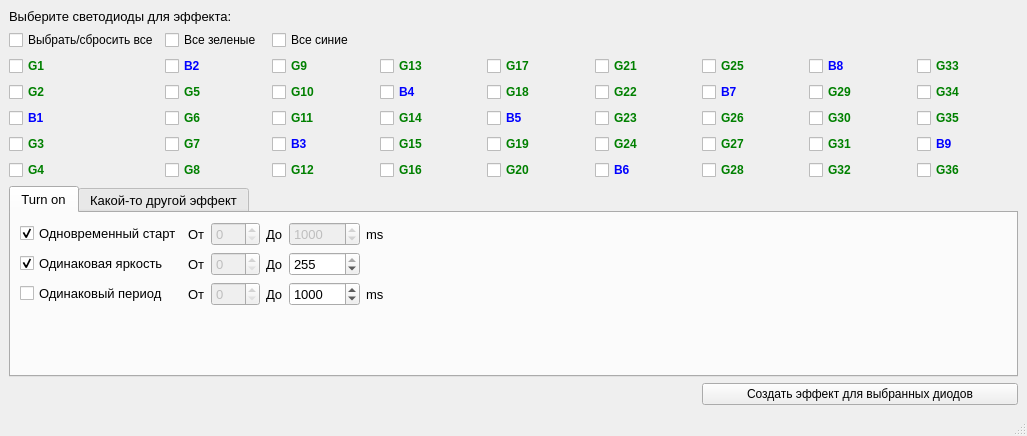
Old version of the form Main.ui in the repository notiel/SphereUI.
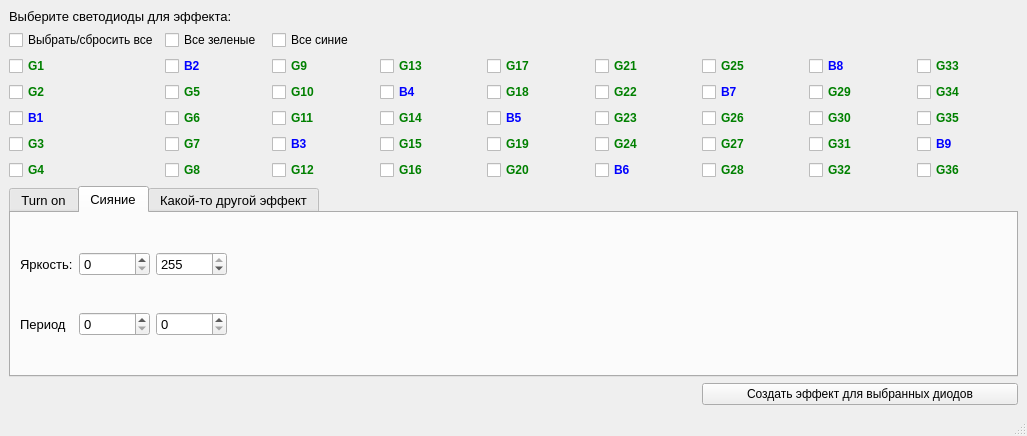
New version of the form.

Commit message: selecting leds added, design gor shining added

```diff
--- a/Main.ui
+++ b/Main.ui
@@ -775,7 +775,7 @@
        <string notr="true">c</string>
       </property>
       <property name="currentIndex">
-       <number>0</number>
+       <number>1</number>
       </property>
       <widget class="QWidget" name="TabTO">
        <attribute name="title">
@@ -950,6 +950,71 @@
         </item>
        </layout>
       </widget>
+      <widget class="QWidget" name="TabShine">
+       <attribute name="title">
+        <string extracomment="Сияние">Сияние</string>
+       </attribute>
+       <layout class="QGridLayout" name="gridLayout_3">
+        <item row="0" column="2">
+         <widget class="QSpinBox" name="SpinShineBrTo">
+          <property name="maximum">
+           <number>255</number>
+          </property>
+          <property name="value">
+           <number>255</number>
+          </property>
+         </widget>
+        </item>
+        <item row="1" column="1">
+         <widget class="QSpinBox" name="SpinShinePeriodFrom">
+          <property name="maximum">
+           <number>99999999</number>
+          </property>
+         </widget>
+        </item>
+        <item row="1" column="2">
+         <widget class="QSpinBox" name="SpinShinePeriodTo">
+          <property name="maximum">
+           <number>99999999</number>
+          </property>
+         </widget>
+        </item>
+        <item row="0" column="0">
+         <widget class="QLabel" name="LblShineBr">
+          <property name="text">
+           <string>Яркость:</string>
+          </property>
+         </widget>
+        </item>
+        <item row="0" column="1">
+         <widget class="QSpinBox" name="SpinShineBrFrom">
+          <property name="maximum">
+           <number>255</number>
+          </property>
+         </widget>
+        </item>
+        <item row="1" column="0">
+         <widget class="QLabel" name="LblShinePeriod">
+          <property name="text">
+           <string>Период</string>
+          </property>
+         </widget>
+        </item>
+        <item row="0" column="3">
+         <spacer name="horizontalSpacer_2">
+          <property name="orientation">
+           <enum>Qt::Horizontal</enum>
+          </property>
+          <property name="sizeHint" stdset="0">
+           <size>
+            <width>40</width>
+            <height>20</height>
+           </size>
+          </property>
+         </spacer>
+        </item>
+       </layout>
+      </widget>
       <widget class="QWidget" name="tab_2">
        <attribute name="title">
         <string>Какой-то другой эффект</string>
```
The commit also changes 2 other files.
